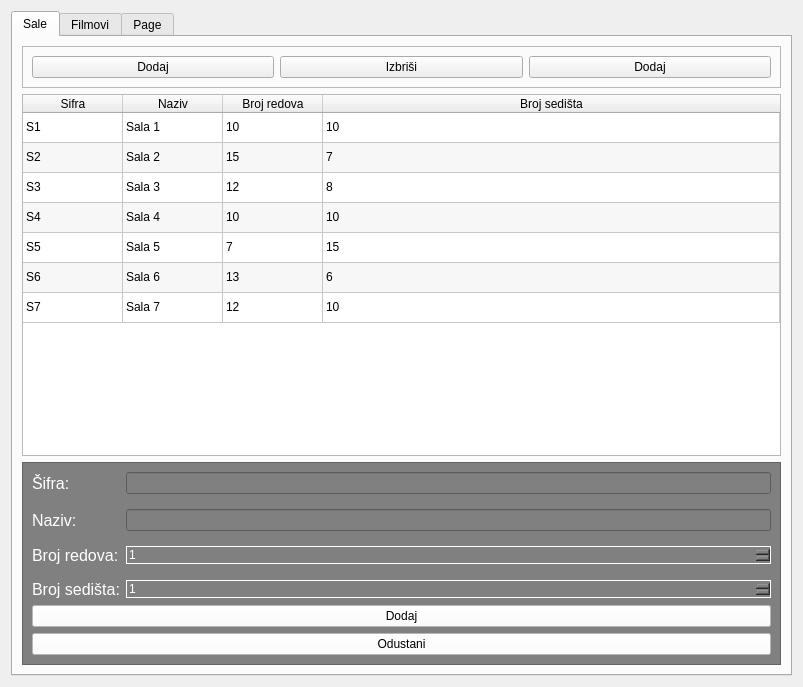
Qt form I_godina/I_semestar/Osnove_Programiranja/Projekat/Screens/Menadzer/Data/DataScreenDesign.ui (MihajloMilojevic/FTN) before a commit.
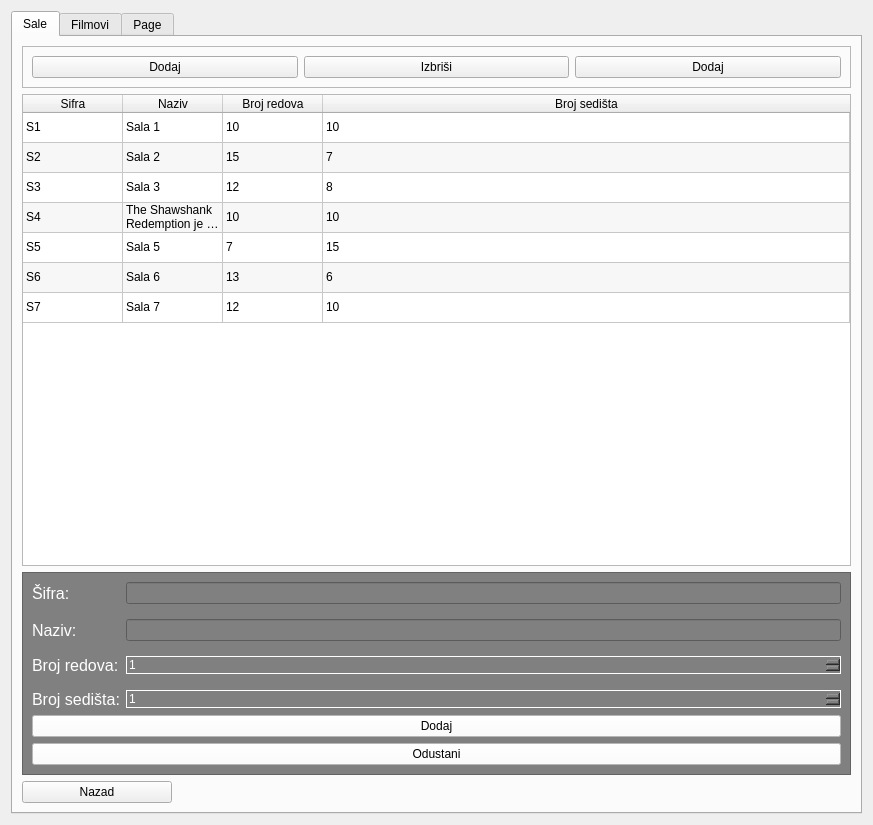
The same form after that commit. Icons and pictures are not drawn.

What changed in the file:
```diff
--- a/I_godina/I_semestar/Osnove_Programiranja/Projekat/Screens/Menadzer/Data/DataScreenDesign.ui
+++ b/I_godina/I_semestar/Osnove_Programiranja/Projekat/Screens/Menadzer/Data/DataScreenDesign.ui
@@ -6,8 +6,8 @@
    <rect>
     <x>0</x>
     <y>0</y>
-    <width>803</width>
-    <height>687</height>
+    <width>873</width>
+    <height>825</height>
    </rect>
   </property>
   <property name="windowTitle">
@@ -89,6 +89,9 @@
          <property name="enabled">
           <bool>true</bool>
          </property>
+         <property name="styleSheet">
+          <string notr="true">padding: 0</string>
+         </property>
          <property name="sizeAdjustPolicy">
           <enum>QAbstractScrollArea::AdjustToContents</enum>
          </property>
@@ -244,7 +247,7 @@
          </item>
          <item row="3" column="1">
           <property name="text">
-           <string>Sala 4</string>
+           <string>The Shawshank Redemption je prica o mladom coveku Andiju (Tim Robbins) bankaru kojem je smesteno ubistvo njegove zene i njenog ljubavnika. U zatvoru upoznaje Reda (Morgan Freeman) koji mu postaje prijatelj sa kojim provodi mnogo godina u zatvoru. Film prati njihove zivote iz oba ugla, iako naraciju u filmu radi Red, o zivotu Endija od trenutka kada je dosao u zatvor.</string>
           </property>
          </item>
          <item row="3" column="2">
@@ -458,6 +461,19 @@
          </layout>
         </widget>
        </item>
+       <item>
+        <widget class="QPushButton" name="pushButton_6">
+         <property name="maximumSize">
+          <size>
+           <width>150</width>
+           <height>16777215</height>
+          </size>
+         </property>
+         <property name="text">
+          <string>Nazad</string>
+         </property>
+        </widget>
+       </item>
       </layout>
      </widget>
      <widget class="QWidget" name="filmovi_tab">
```
